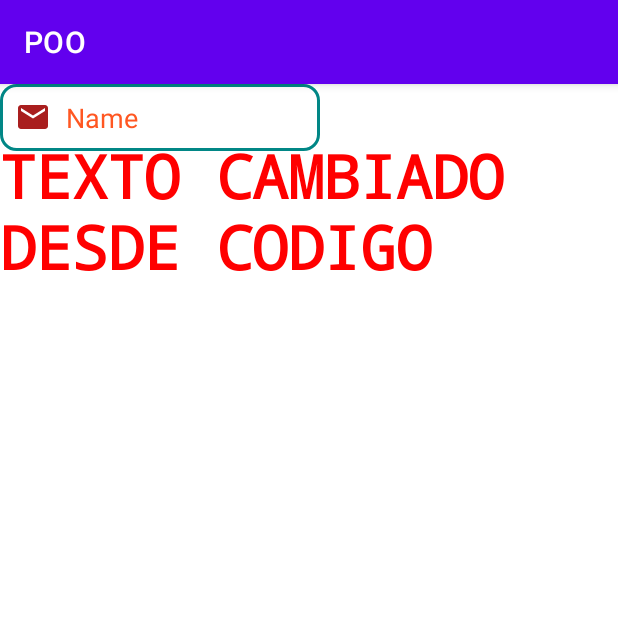
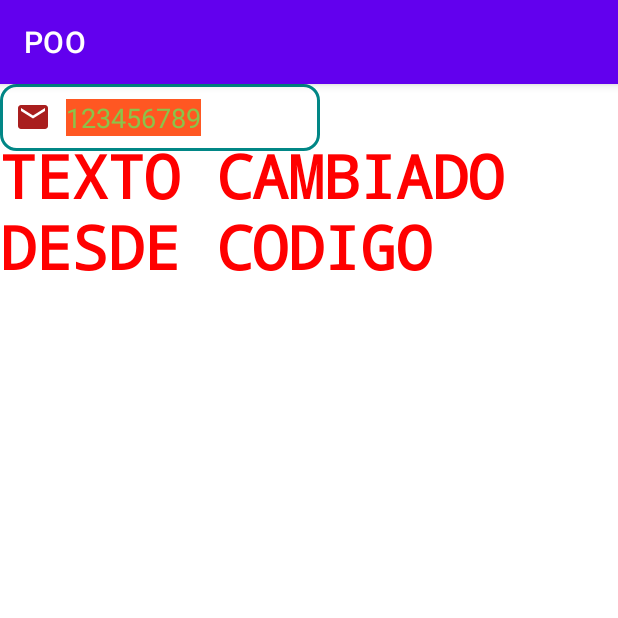
Before and after one commit to juanjo95/kotlin-poo, an Android app: the screen it shows after launch (PaletteTextActivity), on a phone screen of 412 x 824 dp, the top half of it. Run offline under Robolectric (Android 15) with nearby library versions, the phone set to English and light mode, and no system bars.

Commit message:
feat 🚀 : EditText desde código

```diff
--- a/app/src/main/java/com/androidavanzadotutorial/poo/PaletteTextActivity.kt
+++ b/app/src/main/java/com/androidavanzadotutorial/poo/PaletteTextActivity.kt
@@ -4,8 +4,10 @@ import android.graphics.Color
 import android.graphics.Typeface
 import androidx.appcompat.app.AppCompatActivity
 import android.os.Bundle
+import android.widget.EditText
 import android.widget.TextView
 import android.widget.Toast
+import androidx.core.widget.addTextChangedListener
 
 class PaletteTextActivity : AppCompatActivity() {
     override fun onCreate(savedInstanceState: Bundle?) {
@@ -24,5 +26,15 @@ class PaletteTextActivity : AppCompatActivity() {
             tvEjemplo.setTextColor(Color.GREEN)
         }
 
+        var etEjemplo: EditText = findViewById(R.id.etEjemplo)
+        etEjemplo.addTextChangedListener {
+            if(etEjemplo.text.length == 0) etEjemplo.setError("Campo vacio")
+        }
+
+        etEjemplo.setSelection(3)
+        var inicio = etEjemplo.selectionStart
+        var fin = etEjemplo.selectionEnd
+        etEjemplo.selectAll()
+
     }
 }
--- a/app/src/main/res/layout/activity_palette_text.xml
+++ b/app/src/main/res/layout/activity_palette_text.xml
@@ -24,7 +24,7 @@
         app:layout_constraintVertical_bias="0.051" />
 
     <EditText
-        android:id="@+id/editTextTextPersonName"
+        android:id="@+id/etEjemplo"
         android:layout_width="wrap_content"
         android:layout_height="wrap_content"
         android:ems="10"
@@ -36,8 +36,9 @@
         android:paddingBottom="10dp"
         android:inputType="textCapSentences|textAutoCorrect"
         android:digits="1234567890 "
+        android:textColorHighlight="@color/orange"
         android:gravity=""
-        android:text=""
+        android:text="123456789"
         android:hint="Name"
         android:textColorHint="@color/orange"
         android:textColor="@color/green"
```
